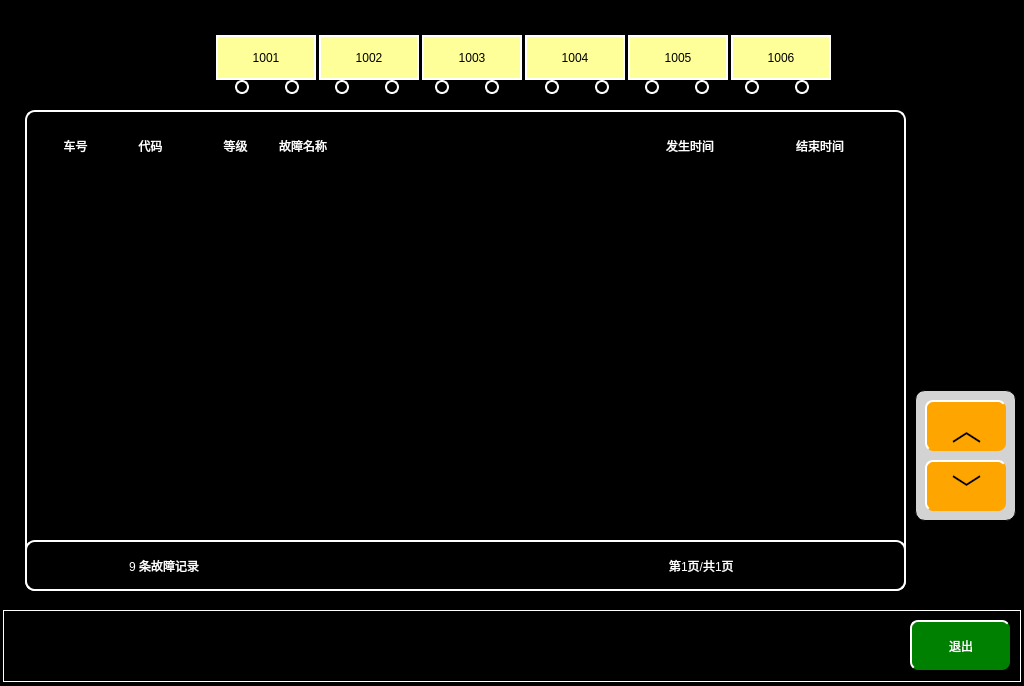
mayue-crrc/ShenyangMetro9DB, file maintaincefaultshowpage.ui: the form before one commit.
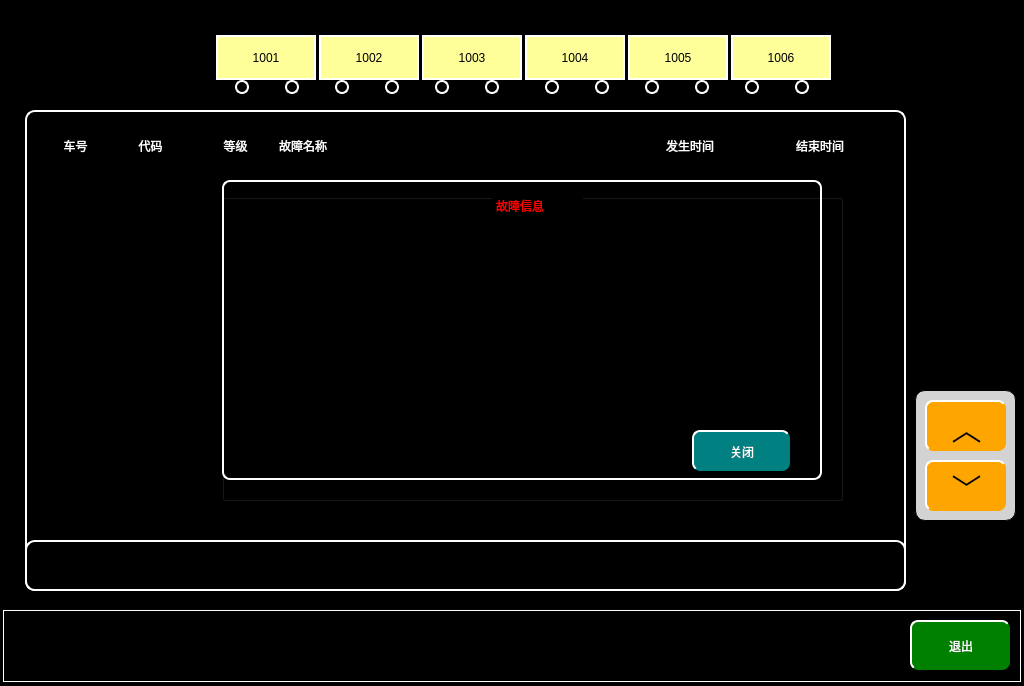
The form after the commit. Icons and pictures are not drawn.

```diff
--- a/maintaincefaultshowpage.ui
+++ b/maintaincefaultshowpage.ui
@@ -1858,10 +1858,310 @@
     <set>Qt::AlignCenter</set>
    </property>
   </widget>
-  <zorder>lbl1_14</zorder>
-  <zorder>lbl1_15</zorder>
+  <widget class="QPushButton" name="BTNRow_5">
+   <property name="geometry">
+    <rect>
+     <x>40</x>
+     <y>330</y>
+     <width>861</width>
+     <height>41</height>
+    </rect>
+   </property>
+   <property name="whatsThis">
+    <string>4</string>
+   </property>
+   <property name="styleSheet">
+    <string notr="true">background-color:transparent;border-top: 2px solid transparent;	
+border-left: 2px solid transparent;
+border-radius:8px;</string>
+   </property>
+   <property name="text">
+    <string/>
+   </property>
+  </widget>
+  <widget class="QPushButton" name="BTNRow_8">
+   <property name="geometry">
+    <rect>
+     <x>40</x>
+     <y>450</y>
+     <width>861</width>
+     <height>41</height>
+    </rect>
+   </property>
+   <property name="whatsThis">
+    <string>7</string>
+   </property>
+   <property name="styleSheet">
+    <string notr="true">border-top: 2px solid transparent;	
+border-left: 2px solid transparent;
+border-radius:8px;background-color:transparent;</string>
+   </property>
+   <property name="text">
+    <string/>
+   </property>
+  </widget>
+  <widget class="QPushButton" name="BTNRow">
+   <property name="geometry">
+    <rect>
+     <x>40</x>
+     <y>170</y>
+     <width>861</width>
+     <height>41</height>
+    </rect>
+   </property>
+   <property name="whatsThis">
+    <string>0</string>
+   </property>
+   <property name="styleSheet">
+    <string notr="true">background-color:transparent;	
+border-top: 2px solid transparent;	
+border-left: 2px solid transparent;
+border-radius:8px;</string>
+   </property>
+   <property name="text">
+    <string/>
+   </property>
+  </widget>
+  <widget class="QPushButton" name="BTNRow_6">
+   <property name="geometry">
+    <rect>
+     <x>40</x>
+     <y>370</y>
+     <width>861</width>
+     <height>41</height>
+    </rect>
+   </property>
+   <property name="whatsThis">
+    <string>5</string>
+   </property>
+   <property name="styleSheet">
+    <string notr="true">background-color:transparent;border-top: 2px solid transparent;	
+border-left: 2px solid transparent;
+border-radius:8px;</string>
+   </property>
+   <property name="text">
+    <string/>
+   </property>
+  </widget>
+  <widget class="QPushButton" name="BTNRow_3">
+   <property name="geometry">
+    <rect>
+     <x>40</x>
+     <y>250</y>
+     <width>861</width>
+     <height>41</height>
+    </rect>
+   </property>
+   <property name="whatsThis">
+    <string>2</string>
+   </property>
+   <property name="styleSheet">
+    <string notr="true">background-color:transparent;border-top: 2px solid transparent;	
+border-left: 2px solid transparent;
+border-radius:8px;</string>
+   </property>
+   <property name="text">
+    <string/>
+   </property>
+  </widget>
+  <widget class="QGroupBox" name="GROUPBOXFault">
+   <property name="geometry">
+    <rect>
+     <x>222</x>
+     <y>180</y>
+     <width>621</width>
+     <height>321</height>
+    </rect>
+   </property>
+   <property name="title">
+    <string>GroupBox</string>
+   </property>
+   <widget class="QLabel" name="Faultname_2">
+    <property name="geometry">
+     <rect>
+      <x>40</x>
+      <y>50</y>
+      <width>521</width>
+      <height>31</height>
+     </rect>
+    </property>
+    <property name="styleSheet">
+     <string notr="true">color:yellow</string>
+    </property>
+    <property name="text">
+     <string/>
+    </property>
+   </widget>
+   <widget class="QLabel" name="lbl_2">
+    <property name="geometry">
+     <rect>
+      <x>0</x>
+      <y>0</y>
+      <width>600</width>
+      <height>300</height>
+     </rect>
+    </property>
+    <property name="styleSheet">
+     <string notr="true">color:yellow;
+border:2px solid white;
+border-radius:8px;
+background-color:transparent;</string>
+    </property>
+    <property name="text">
+     <string/>
+    </property>
+   </widget>
+   <widget class="QTextBrowser" name="FaultTips_2">
+    <property name="geometry">
+     <rect>
+      <x>40</x>
+      <y>90</y>
+      <width>521</width>
+      <height>151</height>
+     </rect>
+    </property>
+    <property name="styleSheet">
+     <string notr="true">	    font: 18px &quot;微软雅黑&quot;;
+color: white;
+	background-color:black;</string>
+    </property>
+    <property name="html">
+     <string>&lt;!DOCTYPE HTML PUBLIC &quot;-//W3C//DTD HTML 4.0//EN&quot; &quot;http://www.w3.org/TR/REC-html40/strict.dtd&quot;&gt;
+&lt;html&gt;&lt;head&gt;&lt;meta name=&quot;qrichtext&quot; content=&quot;1&quot; /&gt;&lt;style type=&quot;text/css&quot;&gt;
+p, li { white-space: pre-wrap; }
+&lt;/style&gt;&lt;/head&gt;&lt;body style=&quot; font-family:'微软雅黑'; font-weight:400; font-style:normal;&quot;&gt;
+&lt;table border=&quot;0&quot; style=&quot;-qt-table-type: root; margin-top:4px; margin-bottom:4px; margin-left:4px; margin-right:4px;&quot;&gt;
+&lt;tr&gt;
+&lt;td style=&quot;border: none;&quot;&gt;
+&lt;p style=&quot;-qt-paragraph-type:empty; margin-top:0px; margin-bottom:0px; margin-left:0px; margin-right:0px; -qt-block-indent:0; text-indent:0px;&quot;&gt;&lt;/p&gt;
+&lt;p style=&quot;-qt-paragraph-type:empty; margin-top:0px; margin-bottom:0px; margin-left:0px; margin-right:0px; -qt-block-indent:0; text-indent:0px;&quot;&gt;&lt;/p&gt;
+&lt;p style=&quot;-qt-paragraph-type:empty; margin-top:0px; margin-bottom:0px; margin-left:0px; margin-right:0px; -qt-block-indent:0; text-indent:0px;&quot;&gt;&lt;/p&gt;
+&lt;p style=&quot;-qt-paragraph-type:empty; margin-top:0px; margin-bottom:0px; margin-left:0px; margin-right:0px; -qt-block-indent:0; text-indent:0px;&quot;&gt;&lt;/p&gt;
+&lt;p style=&quot;-qt-paragraph-type:empty; margin-top:0px; margin-bottom:0px; margin-left:0px; margin-right:0px; -qt-block-indent:0; text-indent:0px;&quot;&gt;&lt;/p&gt;
+&lt;p style=&quot;-qt-paragraph-type:empty; margin-top:0px; margin-bottom:0px; margin-left:0px; margin-right:0px; -qt-block-indent:0; text-indent:0px;&quot;&gt;&lt;/p&gt;
+&lt;p style=&quot;-qt-paragraph-type:empty; margin-top:0px; margin-bottom:0px; margin-left:0px; margin-right:0px; -qt-block-indent:0; text-indent:0px;&quot;&gt;&lt;/p&gt;
+&lt;p style=&quot;-qt-paragraph-type:empty; margin-top:0px; margin-bottom:0px; margin-left:0px; margin-right:0px; -qt-block-indent:0; text-indent:0px;&quot;&gt;&lt;/p&gt;&lt;/td&gt;&lt;/tr&gt;&lt;/table&gt;&lt;/body&gt;&lt;/html&gt;</string>
+    </property>
+   </widget>
+   <widget class="QLabel" name="label_3">
+    <property name="geometry">
+     <rect>
+      <x>270</x>
+      <y>10</y>
+      <width>91</width>
+      <height>31</height>
+     </rect>
+    </property>
+    <property name="styleSheet">
+     <string notr="true">color:red</string>
+    </property>
+    <property name="text">
+     <string>故障信息</string>
+    </property>
+   </widget>
+   <widget class="QPushButton" name="BTNClose_2">
+    <property name="geometry">
+     <rect>
+      <x>470</x>
+      <y>250</y>
+      <width>98</width>
+      <height>41</height>
+     </rect>
+    </property>
+    <property name="text">
+     <string>关闭</string>
+    </property>
+   </widget>
+  </widget>
+  <widget class="QPushButton" name="BTNRow_2">
+   <property name="geometry">
+    <rect>
+     <x>40</x>
+     <y>210</y>
+     <width>861</width>
+     <height>41</height>
+    </rect>
+   </property>
+   <property name="whatsThis">
+    <string>1</string>
+   </property>
+   <property name="styleSheet">
+    <string notr="true">background-color:transparent;
+border-top: 2px solid transparent;	
+border-left: 2px solid transparent;
+border-radius:8px;</string>
+   </property>
+   <property name="text">
+    <string/>
+   </property>
+  </widget>
+  <widget class="QPushButton" name="BTNRow_7">
+   <property name="geometry">
+    <rect>
+     <x>40</x>
+     <y>410</y>
+     <width>861</width>
+     <height>41</height>
+    </rect>
+   </property>
+   <property name="whatsThis">
+    <string>6</string>
+   </property>
+   <property name="styleSheet">
+    <string notr="true">background-color:transparent;border-top: 2px solid transparent;	
+border-left: 2px solid transparent;
+border-radius:8px;</string>
+   </property>
+   <property name="text">
+    <string/>
+   </property>
+  </widget>
+  <widget class="QPushButton" name="BTNRow_4">
+   <property name="geometry">
+    <rect>
+     <x>40</x>
+     <y>290</y>
+     <width>861</width>
+     <height>41</height>
+    </rect>
+   </property>
+   <property name="whatsThis">
+    <string>3</string>
+   </property>
+   <property name="styleSheet">
+    <string notr="true">background-color:transparent;border-top: 2px solid transparent;	
+border-left: 2px solid transparent;
+border-radius:8px;</string>
+   </property>
+   <property name="text">
+    <string/>
+   </property>
+  </widget>
+  <widget class="QPushButton" name="BTNRow_9">
+   <property name="geometry">
+    <rect>
+     <x>40</x>
+     <y>490</y>
+     <width>861</width>
+     <height>41</height>
+    </rect>
+   </property>
+   <property name="whatsThis">
+    <string>8</string>
+   </property>
+   <property name="styleSheet">
+    <string notr="true">background-color:transparent;border-top: 2px solid transparent;	
+border-left: 2px solid transparent;
+border-radius:8px;</string>
+   </property>
+   <property name="text">
+    <string/>
+   </property>
+  </widget>
   <zorder>lbl1_13</zorder>
   <zorder>label_2</zorder>
+  <zorder>lbl1_14</zorder>
+  <zorder>returnBtn</zorder>
   <zorder>faultLevel_row9</zorder>
   <zorder>endTime_row8</zorder>
   <zorder>endTime_row1</zorder>
@@ -1948,7 +2248,17 @@
   <zorder>startTime_row3</zorder>
   <zorder>faultCode_row5</zorder>
   <zorder>faultName_row5</zorder>
-  <zorder>returnBtn</zorder>
+  <zorder>lbl1_15</zorder>
+  <zorder>BTNRow_5</zorder>
+  <zorder>BTNRow_8</zorder>
+  <zorder>BTNRow</zorder>
+  <zorder>BTNRow_6</zorder>
+  <zorder>BTNRow_3</zorder>
+  <zorder>BTNRow_2</zorder>
+  <zorder>BTNRow_7</zorder>
+  <zorder>BTNRow_4</zorder>
+  <zorder>BTNRow_9</zorder>
+  <zorder>GROUPBOXFault</zorder>
  </widget>
  <resources/>
  <connections/>
```
